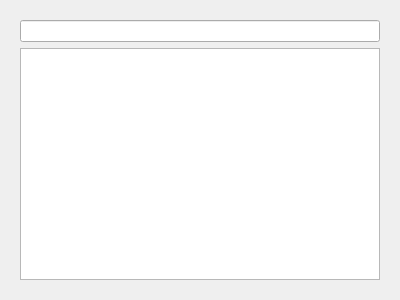
This is src/contentmanagerview.ui in kiwix/kiwix-desktop as Qt 5 draws it before an edit. The edited form follows.
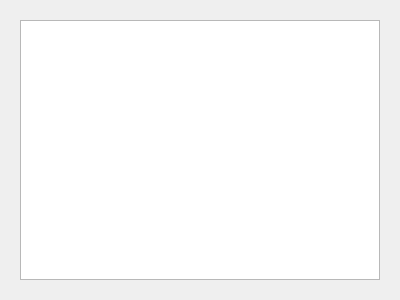
This is the edited form. The open tabs and pages were chosen to show the change.

Commit message:
Move searcher to filter area
The search function is now moved to filters area for more consistency
Fix #554

```diff
--- a/src/contentmanagerview.ui
+++ b/src/contentmanagerview.ui
@@ -23,9 +23,9 @@
       <layout class="QVBoxLayout" name="verticalLayout_3">
        <item>
         <layout class="QVBoxLayout" name="verticalLayout">
-         <item>
-          <widget class="QLineEdit" name="searcher"/>
-         </item>
+         <property name="spacing">
+          <number>0</number>
+         </property>
          <item>
           <widget class="QTreeView" name="m_view"/>
          </item>
```
Left out of the diff: 2 changed lines with no effect on the pictures. The commit also changes 5 other files.
